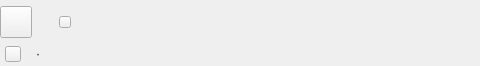
The window that src/MEGASync/node_selector/gui/ui/IncomingShareHeaderWidget.ui (C-EO/MEGAsync) describes before a commit, drawn with Qt 5.
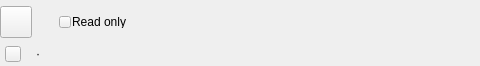
The same window after the commit. Custom widgets are drawn as their Qt base class.

```diff
--- a/src/MEGASync/node_selector/gui/ui/IncomingShareHeaderWidget.ui
+++ b/src/MEGASync/node_selector/gui/ui/IncomingShareHeaderWidget.ui
@@ -182,6 +182,9 @@
           <property name="font-size" stdset="0">
            <string notr="true">caption</string>
           </property>
+          <property name="text">
+           <string notr="true">Read only</string>
+          </property>
          </widget>
         </item>
        </layout>
```
Left out of the diff: 6 changed lines with no effect on the pictures.
